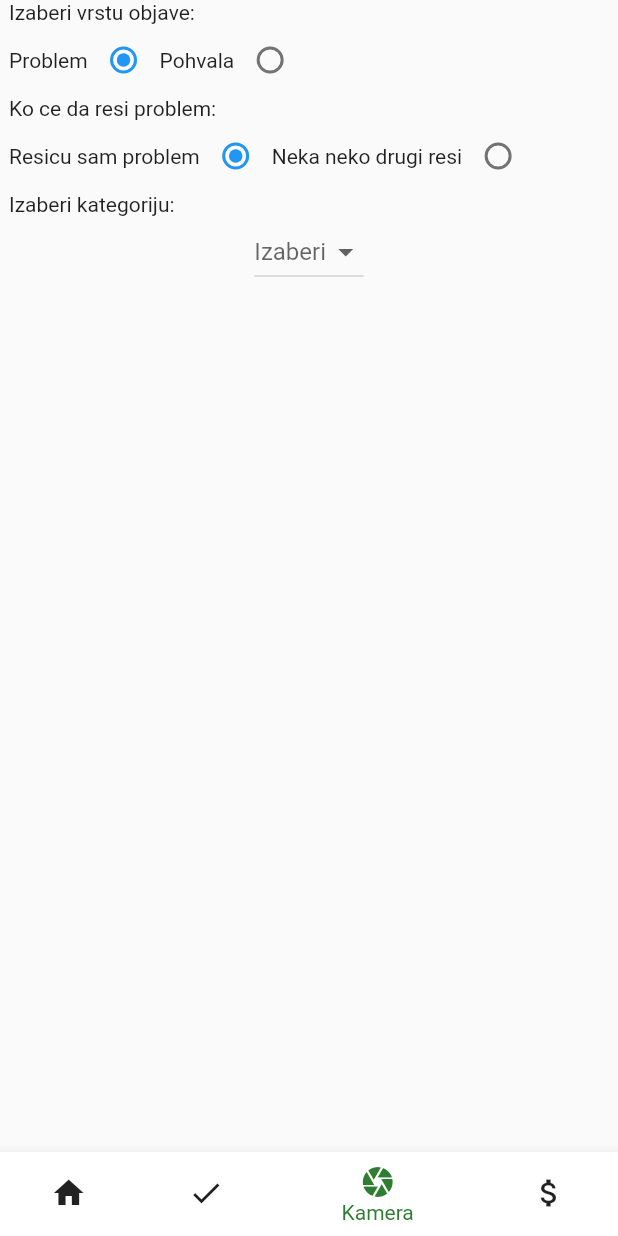
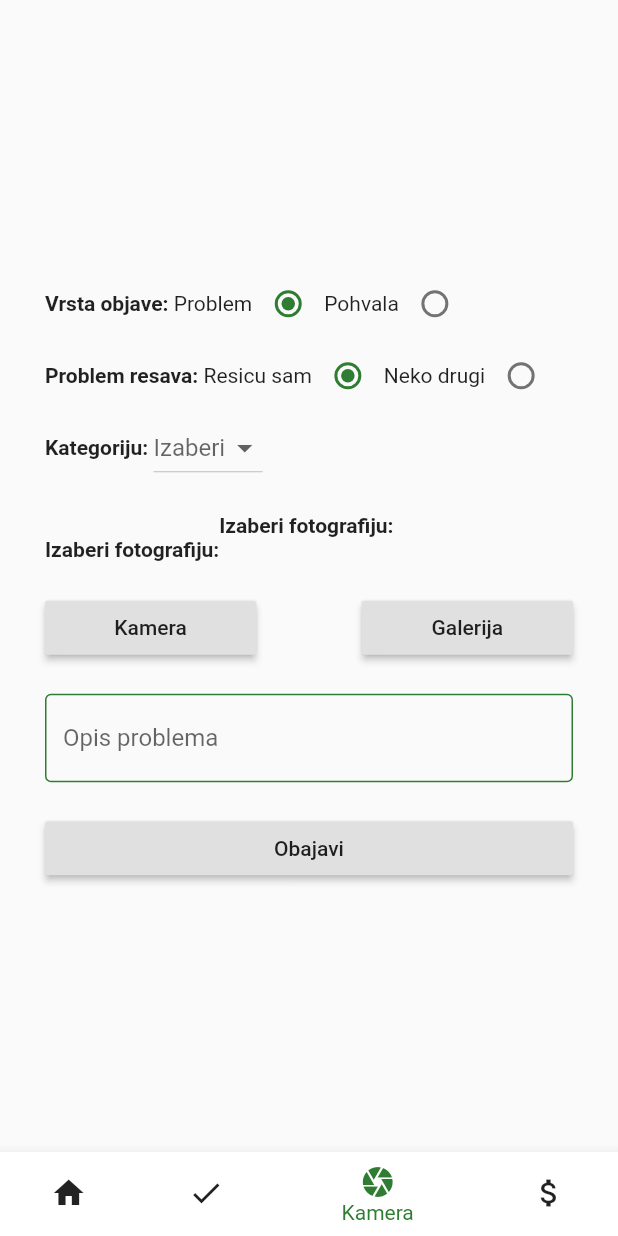
Before and after one commit to lavops/MojGrad, a Flutter app: the screen it shows after launch, item 3 of the bottom bar chosen, on a phone screen of 412 x 824 dp. Run offline on Flutter 3.47's test engine with Material 2 defaults, Android fonts, the phone set to English and light mode, and no system bars; our stand-ins replace image_picker.

Commit message:
Izmena za objavu post-a, dodato biranje kamere ili uzimanje slike iz galerije.

```diff
--- a/App/Frontend/lib/ui/CameraPage.dart
+++ b/App/Frontend/lib/ui/CameraPage.dart
@@ -1,5 +1,8 @@
 import 'package:flutter/material.dart';
 import 'package:frontend/models/categories.dart';
+import 'package:frontend/ui/homePage.dart';
+import 'package:image_picker/image_picker.dart';
+import 'dart:io';
 
 class CameraPage extends StatefulWidget {
   @override
@@ -10,14 +13,30 @@ class _CameraPageState extends State<CameraPage> {
 
   int _vrstaObjave = 1;
   int _problemResava = 1;
-  int _kategorijaProblema = 1;
   List<Category> _categories = Category.getCategories();
   Category category;
+  File imageFile;
+
+  _openGalery() async{
+    var picture = await ImagePicker.pickImage(source: ImageSource.gallery);
+    this.setState(() {
+      imageFile = picture;
+    });
+  }
+
+  _openCamera() async{
+    var picture = await ImagePicker.pickImage(source: ImageSource.camera);
+    this.setState(() {
+      imageFile = picture;
+    });
+  }
+
   @override
   Widget build(BuildContext context) {
 
     final vrstaObjave = Row(
       children: <Widget>[
+        Align(alignment: Alignment.topLeft, child: Text("Vrsta objave: ", style: TextStyle(fontWeight: FontWeight.bold),)),
         Text("Problem"),
         Radio(
           value: 1,
@@ -27,6 +46,8 @@ class _CameraPageState extends State<CameraPage> {
               _vrstaObjave = value;
             });
           },
+          focusColor: Colors.green[800],
+          activeColor: Colors.green[800],
         ),
         Text("Pohvala"),
         Radio(
@@ -37,13 +58,16 @@ class _CameraPageState extends State<CameraPage> {
               _vrstaObjave = value;
             });
           },
+          focusColor: Colors.green[800],
+          activeColor: Colors.green[800],
         ),
       ],
     );
 
     final problemResava = Row(
       children: <Widget>[
-        Text("Resicu sam problem"),
+        Align(alignment: Alignment.topLeft, child: Text("Problem resava: ", style: TextStyle(fontWeight: FontWeight.bold))),
+        Text("Resicu sam"),
         Radio(
           value: 1,
           groupValue: _problemResava,
@@ -52,8 +76,10 @@ class _CameraPageState extends State<CameraPage> {
               _problemResava = value;
             });
           },
+          focusColor: Colors.green[800],
+          activeColor: Colors.green[800],
         ),
-        Text("Neka neko drugi resi"),
+        Text("Neko drugi"),
         Radio(
           value: 2,
           groupValue: _problemResava,
@@ -62,16 +88,21 @@ class _CameraPageState extends State<CameraPage> {
               _problemResava = value;
             });
           },
+          focusColor: Colors.green[800],
+          activeColor: Colors.green[800],
         ),
       ],
     );
 
-    final _dropDown = DropdownButton<Category>(
+    final _dropDown = Row(
+      children: <Widget>[
+        Align(alignment: Alignment.topLeft, child: Text("Kategoriju: ",style: TextStyle(fontWeight: FontWeight.bold))),
+        DropdownButton<Category>(
           hint:  Text("Izaberi"),
           value: category,
-      onChanged: (Category Value) {
+          onChanged: (Category value) {
             setState(() {
-          category = Value;
+              category = value;
             });
           },
           items: _categories.map((Category option) {
@@ -80,21 +111,91 @@ class _CameraPageState extends State<CameraPage> {
               child: Text(option.name),
             );
           }).toList(),
+        ),
+      ],
+    );
+
+    final cameraPhone = RaisedButton(
+      child: Text('Kamera'),
+      onPressed: (){
+        _openCamera();
+      },
+    );
+
+    final cameraGalery = RaisedButton(
+      child: Text('Galerija'),
+      onPressed: (){
+        _openGalery();
+      },
+    );
+
+    final izaberiKameru = Row(
+      children: <Widget>[
+        Expanded(
+          child: cameraPhone,
+          flex: 2,
+        ),
+        Expanded(
+          child: Container(color: Colors.white),
+          flex: 1,
+        ),
+        Expanded(
+          child: cameraGalery,
+          flex: 2,
+        ),
+      ],
+    );
+
+    final opis = TextField(
+      decoration: InputDecoration(
+        border: OutlineInputBorder(
+          borderSide: BorderSide(color: Colors.black)
+        ),
+        hintText: (_vrstaObjave == 1)? 'Opis problema': 'Opis pohvale',
+        focusedBorder: OutlineInputBorder(
+          borderRadius: BorderRadius.all(Radius.circular(4)),
+          borderSide: BorderSide(width: 2,color: Colors.green[800]),
+        ),
+        enabledBorder: OutlineInputBorder(
+          borderRadius: BorderRadius.all(Radius.circular(4)),
+          borderSide: BorderSide(width: 1,color: Colors.green[800]),
+        ),
+      ),
+    );
+
+    final submitObjavu = RaisedButton(
+      child: Text('Obajavi'),
+      onPressed: (){
+        Navigator.pushReplacement(
+          context,
+          MaterialPageRoute(builder: (context) => MyBottomBar()),
+        );
+      },
     );
 
     return Center(
       child:Container(
         width: 400,
-        child: Column(
+        child: ListView(
+          shrinkWrap: true,
+          padding: EdgeInsets.only(left: 24.0, right: 24.0, top: 24.0, bottom: 24.0),
           children: <Widget>[
-            Align(alignment: Alignment.topLeft, child: Text("Izaberi vrstu objave: ")),
             vrstaObjave,
             if(_vrstaObjave == 1)...[
-              Align(alignment: Alignment.topLeft, child: Text("Ko ce da resi problem: ")),
               problemResava,
-              Align(alignment: Alignment.topLeft, child: Text("Izaberi kategoriju: ")),
               _dropDown
             ],
+            SizedBox(height: 20.0,),
+            Align(alignment: Alignment.topCenter, child: Text("Izaberi fotografiju: ",style: TextStyle(fontWeight: FontWeight.bold))),
+            Text("Izaberi fotografiju: ",style: TextStyle(fontWeight: FontWeight.bold)),
+            SizedBox(height: 20.0,),
+            izaberiKameru,
+            if(imageFile != null)
+              Image.file(imageFile,width: 300,height: 300,),
+            SizedBox(height: 20.0,),
+            opis,
+            SizedBox(height: 20.0,),
+            submitObjavu
           ],
         ),
       )
```
Lines whose indentation alone changed are shown as unchanged.
